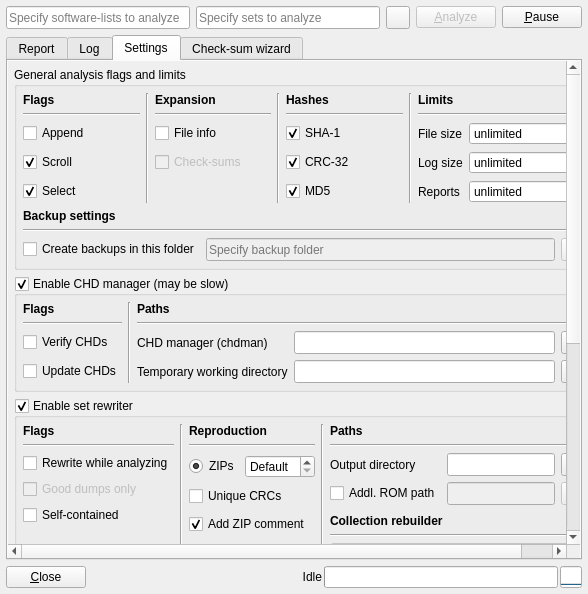
Above: romalyzer.ui from qmc2/qmc2-mame-fe before the change. Below: the same form after it.
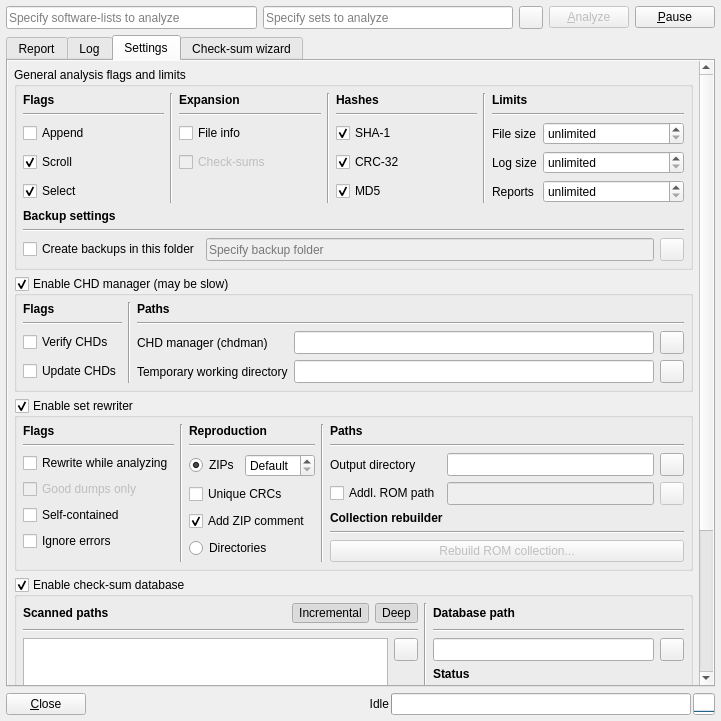
That is the form after the change. The open tabs and pages were chosen to show the change. Icons and pictures are not drawn.

Commit message: imp: ROMAlyzer: added a set-rewriter flag allowing to 'ignore' reproduction errors

What changed in the file:
```diff
--- a/romalyzer.ui
+++ b/romalyzer.ui
@@ -7,8 +7,8 @@
    <rect>
     <x>0</x>
     <y>0</y>
-    <width>588</width>
-    <height>594</height>
+    <width>721</width>
+    <height>721</height>
    </rect>
   </property>
   <property name="windowTitle">
@@ -343,9 +343,9 @@
           <property name="geometry">
            <rect>
             <x>0</x>
-            <y>-300</y>
-            <width>558</width>
-            <height>797</height>
+            <y>0</y>
+            <width>691</width>
+            <height>791</height>
            </rect>
           </property>
           <layout class="QGridLayout" name="gridLayoutScrollAreeaSettings" rowstretch="0,0,0,1,0">
@@ -592,6 +592,16 @@
                     </property>
                    </widget>
                   </item>
+                  <item>
+                   <widget class="QCheckBox" name="checkBoxSetRewriterIgnoreErrors">
+                    <property name="toolTip">
+                     <string>Ignore reproduction errors (not recommended)</string>
+                    </property>
+                    <property name="text">
+                     <string>Ignore errors</string>
+                    </property>
+                   </widget>
+                  </item>
                   <item>
                    <spacer name="verticalSpacer_4">
                     <property name="orientation">
@@ -600,7 +610,7 @@
                     <property name="sizeHint" stdset="0">
                      <size>
                       <width>20</width>
-                      <height>40</height>
+                      <height>0</height>
                      </size>
                     </property>
                    </spacer>
```
Left out of the diff: 1 changed line with no effect on the pictures. The commit also changes 15 other files.
